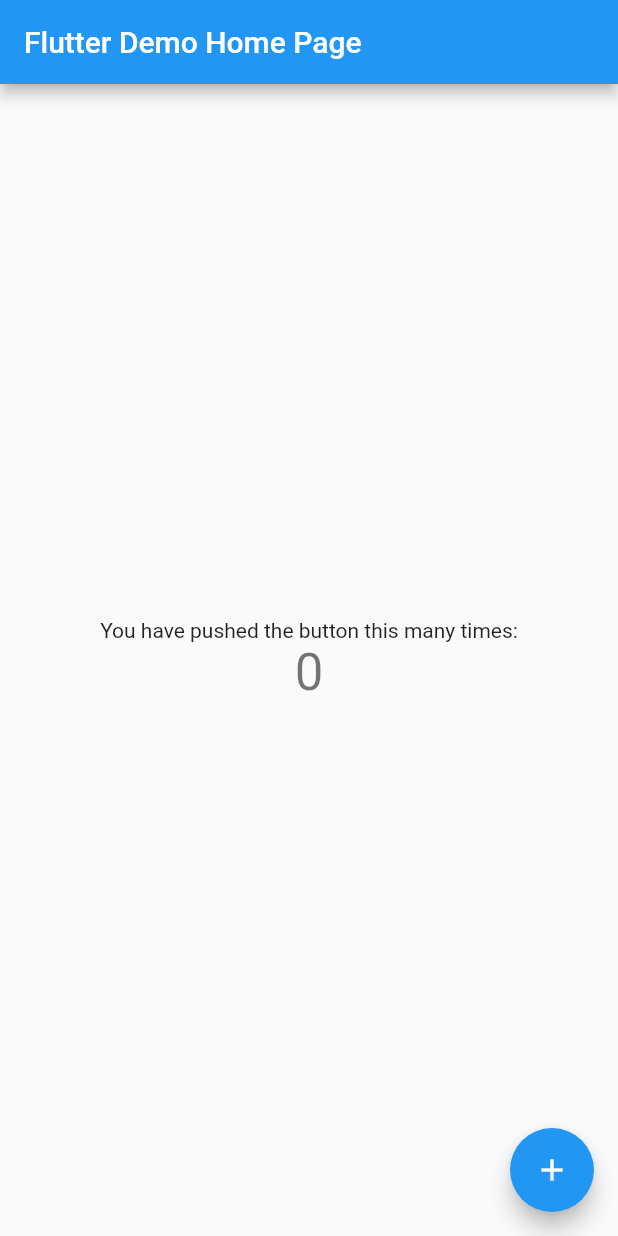
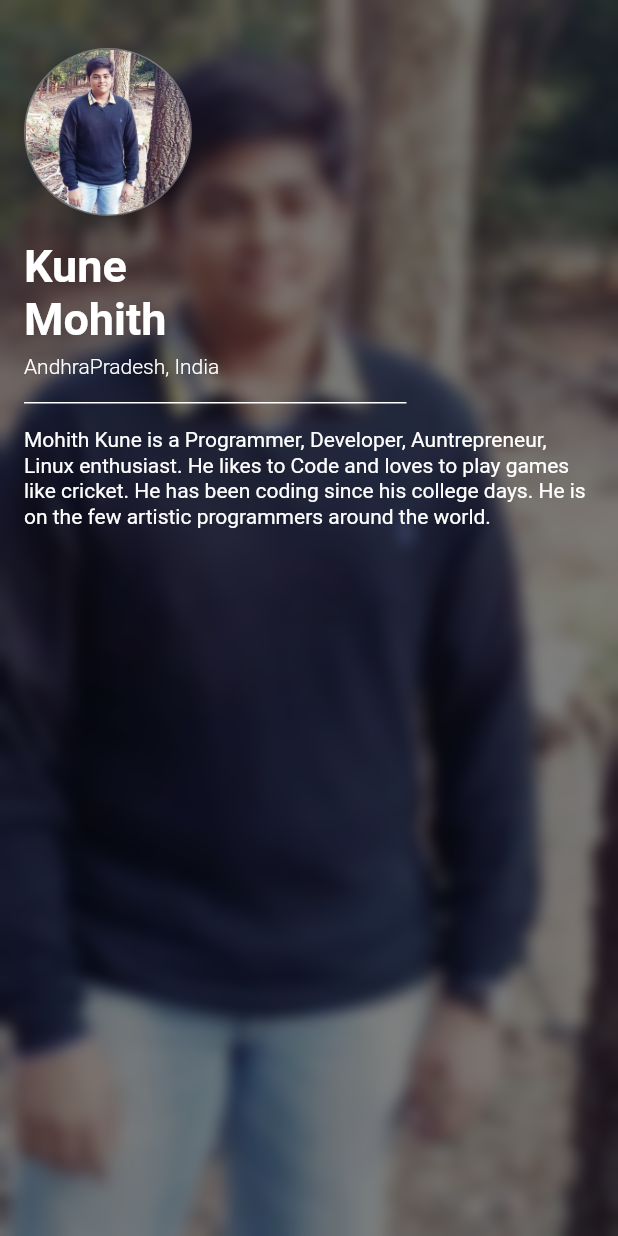
Before and after one commit to mohith7548/Flutter-Sample-Projects, a Flutter app: the screen it shows after launch, on a phone screen of 412 x 824 dp. Run offline on Flutter 3.47's test engine with Material 2 defaults, Android fonts, the phone set to English and light mode, and no system bars; our stand-ins replace battery.

Commit message:
Detail Profile -completd.

```diff
--- a/detail_profile/lib/main.dart
+++ b/detail_profile/lib/main.dart
@@ -1,109 +1,17 @@
 import 'package:flutter/material.dart';
+import 'package:detail_profile/profile_page.dart';
 
-void main() => runApp(new MyApp());
+void main() => runApp(MyApp());
 
 class MyApp extends StatelessWidget {
-  // This widget is the root of your application.
   @override
   Widget build(BuildContext context) {
-    return new MaterialApp(
-      title: 'Flutter Demo',
-      theme: new ThemeData(
-        // This is the theme of your application.
-        //
-        // Try running your application with "flutter run". You'll see the
-        // application has a blue toolbar. Then, without quitting the app, try
-        // changing the primarySwatch below to Colors.green and then invoke
-        // "hot reload" (press "r" in the console where you ran "flutter run",
-        // or press Run > Flutter Hot Reload in IntelliJ). Notice that the
-        // counter didn't reset back to zero; the application is not restarted.
+    return MaterialApp(
+      title: 'Detail profile with blur background',
+      theme: ThemeData(
         primarySwatch: Colors.blue,
       ),
-      home: new MyHomePage(title: 'Flutter Demo Home Page'),
+      home: ProfilePage(),
     );
   }
 }
-
-class MyHomePage extends StatefulWidget {
-  MyHomePage({Key key, this.title}) : super(key: key);
-
-  // This widget is the home page of your application. It is stateful, meaning
-  // that it has a State object (defined below) that contains fields that affect
-  // how it looks.
-
-  // This class is the configuration for the state. It holds the values (in this
-  // case the title) provided by the parent (in this case the App widget) and
-  // used by the build method of the State. Fields in a Widget subclass are
-  // always marked "final".
-
-  final String title;
-
-  @override
-  _MyHomePageState createState() => new _MyHomePageState();
-}
-
-class _MyHomePageState extends State<MyHomePage> {
-  int _counter = 0;
-
-  void _incrementCounter() {
-    setState(() {
-      // This call to setState tells the Flutter framework that something has
-      // changed in this State, which causes it to rerun the build method below
-      // so that the display can reflect the updated values. If we changed
-      // _counter without calling setState(), then the build method would not be
-      // called again, and so nothing would appear to happen.
-      _counter++;
-    });
-  }
-
-  @override
-  Widget build(BuildContext context) {
-    // This method is rerun every time setState is called, for instance as done
-    // by the _incrementCounter method above.
-    //
-    // The Flutter framework has been optimized to make rerunning build methods
-    // fast, so that you can just rebuild anything that needs updating rather
-    // than having to individually change instances of widgets.
-    return new Scaffold(
-      appBar: new AppBar(
-        // Here we take the value from the MyHomePage object that was created by
-        // the App.build method, and use it to set our appbar title.
-        title: new Text(widget.title),
-      ),
-      body: new Center(
-        // Center is a layout widget. It takes a single child and positions it
-        // in the middle of the parent.
-        child: new Column(
-          // Column is also layout widget. It takes a list of children and
-          // arranges them vertically. By default, it sizes itself to fit its
-          // children horizontally, and tries to be as tall as its parent.
-          //
-          // Invoke "debug paint" (press "p" in the console where you ran
-          // "flutter run", or select "Toggle Debug Paint" from the Flutter tool
-          // window in IntelliJ) to see the wireframe for each widget.
-          //
-          // Column has various properties to control how it sizes itself and
-          // how it positions its children. Here we use mainAxisAlignment to
-          // center the children vertically; the main axis here is the vertical
-          // axis because Columns are vertical (the cross axis would be
-          // horizontal).
-          mainAxisAlignment: MainAxisAlignment.center,
-          children: <Widget>[
-            new Text(
-              'You have pushed the button this many times:',
-            ),
-            new Text(
-              '$_counter',
-              style: Theme.of(context).textTheme.display1,
-            ),
-          ],
-        ),
-      ),
-      floatingActionButton: new FloatingActionButton(
-        onPressed: _incrementCounter,
-        tooltip: 'Increment',
-        child: new Icon(Icons.add),
-      ), // This trailing comma makes auto-formatting nicer for build methods.
-    );
-  }
-}
--- /dev/null
+++ b/detail_profile/lib/profile_page.dart
@@ -0,0 +1,114 @@
+import 'dart:ui' as ui;
+import 'package:detail_profile/user_model.dart';
+import 'package:flutter/material.dart';
+
+class ProfilePage extends StatefulWidget {
+  @override
+  _ProfilePageState createState() => _ProfilePageState();
+}
+
+class _ProfilePageState extends State<ProfilePage> {
+  final user = User(
+    firstName: 'Kune',
+    lastName: 'Mohith',
+    location: 'AndhraPradesh, India',
+    biography:
+        'Mohith Kune is a Programmer, Developer, Auntrepreneur, Linux enthusiast. He likes to Code and loves to play games like cricket. He has been coding since his college days. He is on the few artistic programmers around the world.',
+  );
+
+  @override
+  Widget build(BuildContext context) {
+    return Scaffold(
+      body: Stack(
+        fit: StackFit.expand,
+        children: <Widget>[
+          Image.asset(
+            'assets/kunemohith.jpg',
+            fit: BoxFit.cover,
+          ),
+          BackdropFilter(
+            filter: ui.ImageFilter.blur(sigmaX: 5.0, sigmaY: 5.0),
+            child: Container(
+              color: Colors.black.withOpacity(0.5),
+            ),
+          ),
+          _buildContent(),
+        ],
+      ),
+    );
+  }
+
+  Widget _buildContent() {
+    return SingleChildScrollView(
+      child: Column(
+        crossAxisAlignment: CrossAxisAlignment.start,
+        children: <Widget>[
+          _buildAvatar(),
+          _buildInfo(),
+        ],
+      ),
+    );
+  }
+
+  Widget _buildInfo() {
+    return Container(
+      margin: const EdgeInsets.all(16.0),
+      child: Column(
+        mainAxisAlignment: MainAxisAlignment.start,
+        crossAxisAlignment: CrossAxisAlignment.start,
+        children: <Widget>[
+          Text(
+            user.firstName,
+            style: TextStyle(
+              color: Colors.white,
+              fontWeight: FontWeight.bold,
+              fontSize: 30.0,
+            ),
+          ),
+          Text(
+            user.lastName,
+            style: TextStyle(
+              color: Colors.white,
+              fontWeight: FontWeight.bold,
+              fontSize: 30.0,
+            ),
+          ),
+          const SizedBox(height: 6.0),
+          Text(
+            user.location,
+            style: TextStyle(
+              color: Colors.white,
+              fontWeight: FontWeight.w300,
+            ),
+          ),
+          Container(
+            margin: const EdgeInsets.symmetric(vertical: 16.0),
+            width: 255.0,
+            height: 1.0,
+            color: Colors.white,
+          ),
+          Text(
+            user.biography,
+            style: TextStyle(
+              color: Colors.white,
+              height: 1.2,
+            ),
+          ),
+        ],
+      ),
+    );
+  }
+
+  Widget _buildAvatar() {
+    return Container(
+      margin: const EdgeInsets.only(left: 16.0, top: 32.0),
+      decoration: BoxDecoration(
+          shape: BoxShape.circle, border: Border.all(color: Colors.white30)),
+      child: CircleAvatar(
+        backgroundImage: AssetImage('assets/kunemohith.jpg'),
+        radius: 55.0,
+        backgroundColor: Colors.white30,
+      ),
+    );
+  }
+}
--- /dev/null
+++ b/detail_profile/lib/user_model.dart
@@ -0,0 +1,8 @@
+class User {
+  final String firstName;
+  final String lastName;
+  final String location;
+  final String biography;
+
+  User({this.firstName, this.lastName, this.location, this.biography});
+}
```
